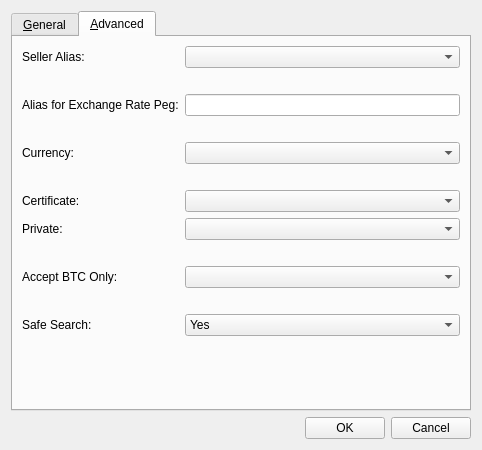
This is src/qt/forms/editofferdialog.ui in willyko/syscoin2 as Qt 5 draws it before an edit. The edited form follows.
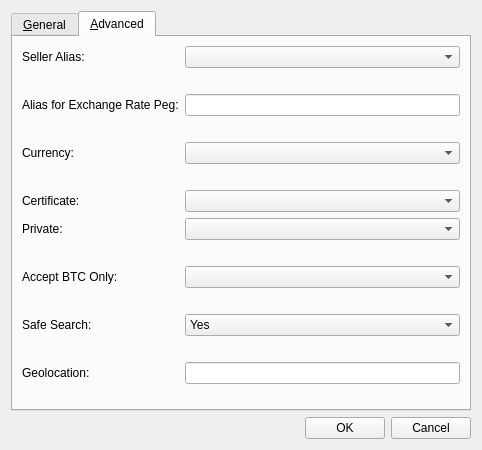
This is the edited form. The open tabs and pages were chosen to show the change.

Commit message: add geolocation field to offers

```diff
--- a/src/qt/forms/editofferdialog.ui
+++ b/src/qt/forms/editofferdialog.ui
@@ -256,7 +256,7 @@
          </property>
         </widget>
        </item>
-       <item row="15" column="1">
+       <item row="16" column="1">
         <spacer name="verticalSpacer_2">
          <property name="orientation">
           <enum>Qt::Vertical</enum>
@@ -269,6 +269,16 @@
          </property>
         </spacer>
        </item>
+       <item row="15" column="1">
+        <widget class="QLineEdit" name="geoLocationEdit"/>
+       </item>
+       <item row="15" column="0">
+        <widget class="QLabel" name="label_2">
+         <property name="text">
+          <string>Geolocation:</string>
+         </property>
+        </widget>
+       </item>
       </layout>
      </widget>
     </widget>
```
Left out of the diff: 6 changed lines with no effect on the pictures. The commit also changes 3 other files.
